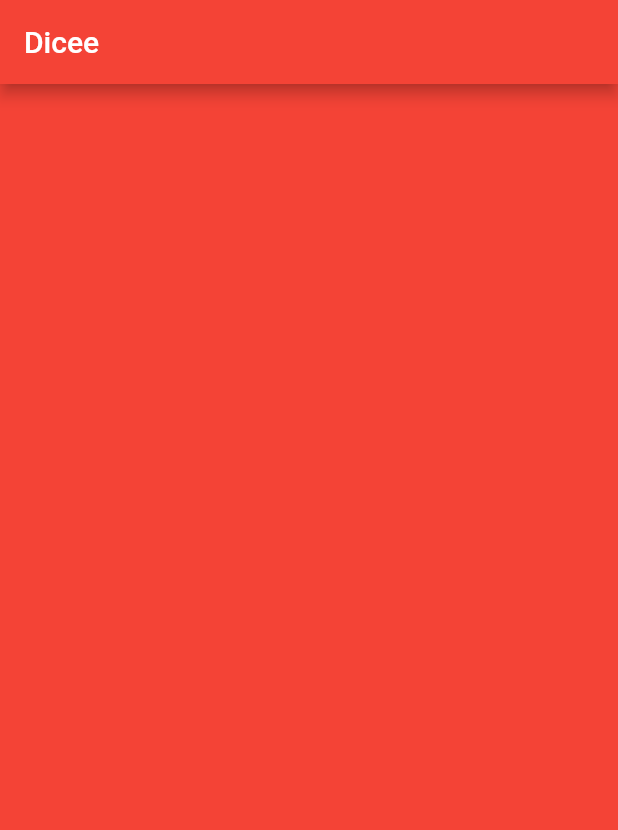
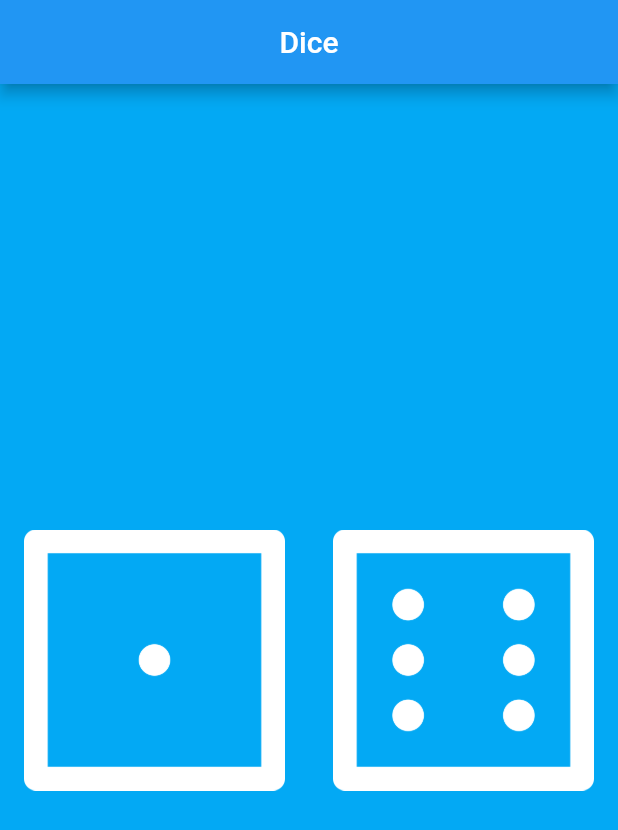
Before and after one commit to AnomDevgun/AppDev, a Flutter app: the screen it shows after launch, on a phone screen of 412 x 824 dp. Shown: the top 830 px of the screen. Run offline on Flutter 3.47's test engine with Material 2 defaults, Android fonts, the phone set to English and light mode, and no system bars.

Commit message:
dicee being worked on and other changes

```diff
--- a/dicee-flutter/lib/main.dart
+++ b/dicee-flutter/lib/main.dart
@@ -4,10 +4,11 @@ void main() {
   return runApp(
     MaterialApp(
       home: Scaffold(
-        backgroundColor: Colors.red,
+        backgroundColor: Colors.lightBlue,
         appBar: AppBar(
-          title: Text('Dicee'),
-          backgroundColor: Colors.red,
+          centerTitle: true,
+          title: Text('Dice'),
+          backgroundColor: Colors.blue,
         ),
         body: DicePage(),
       ),
@@ -18,6 +19,23 @@ void main() {
 class DicePage extends StatelessWidget {
   @override
   Widget build(BuildContext context) {
-    return Container();
+    return Center(
+      child: Row(
+        children: <Widget>[
+          Expanded(
+            child: Padding(
+              padding: const EdgeInsets.all(16.0),
+              child: Image.asset('images/dice1.png'),
+            ),
+          ),
+          Expanded(
+            child: Padding(
+              padding: const EdgeInsets.all(16.0),
+              child: Image.asset('images/dice6.png'),
+            ),
+          ),
+        ],
+      ),
+    );
   }
 }
```
Also changed, not shown: 1 other file.
